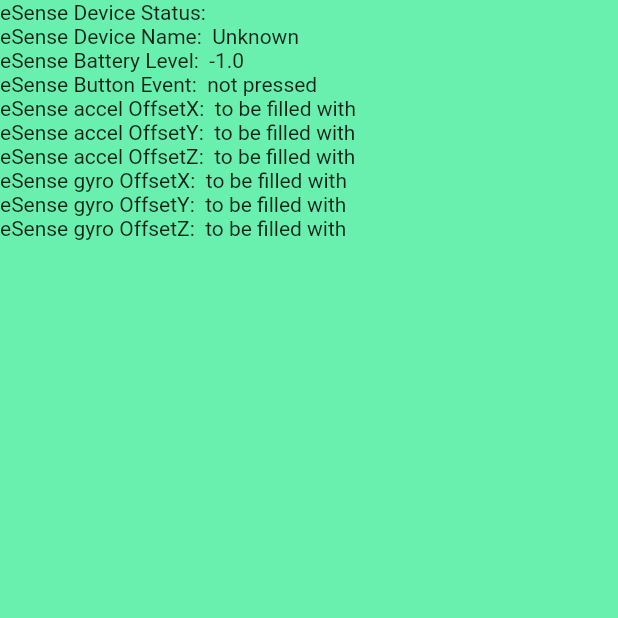
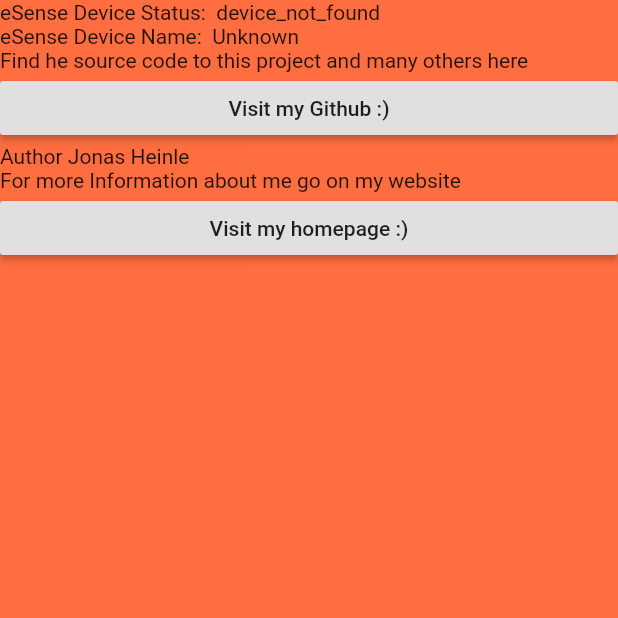
Before and after one commit to Kataglyphis/esense, a Flutter app: the Info screen opened directly with empty values, on a phone screen of 412 x 824 dp, the top half of it. Run offline on Flutter 3.47's test engine with Material 2 defaults, Android fonts, the phone set to English and light mode, and no system bars; our stand-ins replace assets_audio_player, event_bus, flutter_neumorphic; missing offline and left inert: esense_flutter.

Commit message:
finished fuers erste

```diff
--- a/epic_esense_app/lib/MyHomePage.dart
+++ b/epic_esense_app/lib/MyHomePage.dart
@@ -13,6 +13,8 @@
 import 'package:epic_esense_app/navigation_screens/head_gestures/turn_left.dart';
 import 'package:epic_esense_app/navigation_screens/head_gestures/turn_right.dart';
 import 'package:epic_esense_app/esense.dart';
+import 'package:epic_esense_app/navigation_screens/new_music_player.dart';
+import 'package:epic_esense_app/navigation_screens/MusicPlayerCanvas.dart';
 
 
 class MyHomePage extends StatefulWidget {
@@ -27,7 +29,7 @@
 class _MyHomePageState extends State<MyHomePage> {
 
   String eSenseName = 'eSense-0414';
-  MusicPlayer mp;
+  NewMusicPlayer mp;
   ESense esense;
   EventBus connectedBus;
   EventBus songChangedBus;
@@ -43,12 +45,15 @@
     return Scaffold(
       appBar: AppBar(
         title: Text(widget.title),
+        actions: <Widget>[
+          this.createGestureButton(context)
+        ],
       ),
       body:
         PageView(
         children: <Widget>[
-          mp,
-          Modi(),
+          MusicPlayerCanvas(eSense: esense,player: mp, connectedBus: connectedBus, ),
+          Modi(esense: esense),
           Info(esense),
         ],
         controller: _pageController,
@@ -73,13 +78,13 @@
         onTap: navigationTapped,
         currentIndex: _page,
       ),
-      floatingActionButtonLocation: FloatingActionButtonLocation.endTop,
+      //floatingActionButtonLocation: FloatingActionButtonLocation.endTop,
       floatingActionButton: new FloatingActionButton(
         // a floating button that starts/stops listening to sensor events.
         // is disabled until we're connected to the device.
-        onPressed: (this.state == "disconnected") ? this.connectESense : this.disconnectESense,
+        onPressed: (!ESenseManager.connected) ? this.connectESense : this.disconnectESense,
         tooltip: 'Listen to eSense sensors',
-        child: (this.state == "connected") ? Icon(Icons.play_arrow) : Icon(Icons.pause),
+        child: (this.state == 'disconnected') ? Icon(Icons.bluetooth_disabled) : Icon(Icons.bluetooth_connected),
       ),
     );
   }
@@ -104,13 +109,12 @@
   void initState() {
     super.initState();
     this.songChangedBus = new EventBus();
+    this.mp = NewMusicPlayer(songChangedBus: this.songChangedBus);
+    this.esense = new ESense();
     this.connectedBus = new EventBus();
-    this.esense = new ESense();
+
     this.state = 'disconnected';
     _pageController = PageController();
-    this.mp = MusicPlayer(esense: this.esense,connectedBus: this.connectedBus);
-
-    connectESense();
 
     this.songChangedBus.on()
         .listen((current) => setState(() {
@@ -130,8 +134,7 @@
   void dispose() {
     super.dispose();
     _pageController.dispose();
-    esense.stopListenToSensorEvents();
-    ESenseManager.disconnect();
+    //ESenseManager.disconnect();
   }
 
   void connectESense({String name = ''}) {
@@ -156,4 +159,29 @@
       });
     });
   }
+
+  Widget createGestureButton(BuildContext context) {
+    FlatButton button;
+    if (this.listeningToGestures == true) {
+      button = FlatButton(
+        onPressed: this.esense.stopListenToSensorEvents,
+        child: Container(
+          child: Icon(Icons.hearing, color: Colors.blue,),
+          color: Colors.white,
+
+        ),
+
+      );
+    } else if (this.listeningToGestures == false) {
+      button = FlatButton(
+        onPressed: this.esense.startListenToSensorEvents,
+        child: Icon(Icons.record_voice_over, color: Colors.white,),
+      );
+    }
+    Widget content = Visibility(
+      child: button,
+      visible: this.state == 'connected',
+    );
+    return content;
+  }
 }
--- a/epic_esense_app/lib/esense.dart
+++ b/epic_esense_app/lib/esense.dart
@@ -10,7 +10,7 @@
 
   String deviceName = 'Unknown';
   double voltage = -1;
-  String deviceStatus = '';
+  String deviceStatus = 'device_not_found';
   bool sampling = false;
   String eventString = '';
   String button = 'not pressed';
@@ -45,7 +45,7 @@
       }
       return false;
     });
-
+    this.deviceStatus = 'connected';
     ESenseManager.connect(eSenseName);
     return result;
   }
@@ -59,6 +59,7 @@
       }
       return false;
     });
+    this.deviceStatus = 'device_not_found';
     ESenseManager.disconnect();
     return result;
   }
@@ -75,7 +76,8 @@
     this.eventCheckers.add(observer);
   }
 
-  void startListenToSensorEvents() async {
+  //StreamSubscription subscription;
+  void startListenToSensorEvents() {
     this.listening = true;
     this.sensorEventBus.fire(new head_gesture_event_start());
     this.sensorSubscription = ESenseManager.sensorEvents.listen((event) {
@@ -86,9 +88,7 @@
           Timer(Duration(seconds: 2), () => this.checked = false);
         }
       }
-    });
-    //implementing a Moving Average Filter for more precise results
-    /*Queue queueX_accel = new Queue();
+      Queue queueX_accel = new Queue();
       Queue queueY_accel = new Queue();
       Queue queueZ_accel = new Queue();
       Queue queueX_gyro = new Queue();
@@ -96,7 +96,7 @@
       Queue queueZ_gyro = new Queue();
 
       // subscribe to sensor event from the eSense device
-    subscription = ESenseManager.sensorEvents.listen((event) {
+      //subscription = ESenseManager.sensorEvents.listen((event) {
       //print('SENSOR event: $event');
       if(queueX_accel.length <= 10) {
 
@@ -143,7 +143,9 @@
       }
       eventString = event.toString();
     });
-    sampling = true;*/
+    //implementing a Moving Average Filter for more precise results
+
+    //sampling = true;
 
   }
   void stopListenToSensorEvents() {
--- a/epic_esense_app/lib/navigation_screens/Modi.dart
+++ b/epic_esense_app/lib/navigation_screens/Modi.dart
@@ -1,10 +1,14 @@
 import 'package:flutter/material.dart';
 
 import 'package:epic_esense_app/navigation_screens/Modus.dart';
+import 'package:epic_esense_app/esense.dart';
 
 enum LastButtonPressed {VolumeModulator,Workout,None }
 
 class Modi extends StatelessWidget {
+
+  ESense esense;
+  Modi({this.esense});
 
   static const _modiNames = <String>[
     'Workout',
@@ -61,12 +65,13 @@
     }
 
     final listView = Container(
-      color: Colors.greenAccent,
+      color: (esense.deviceStatus == 'device_not_found') ? Colors.deepOrangeAccent : Colors.greenAccent,//Colors.greenAccent,
       padding: EdgeInsets.symmetric(horizontal: 8.0),
       child: _buildModiWidgets(modi),
     );
 
     return Scaffold(
+      backgroundColor: (esense.deviceStatus == 'device_not_found') ? Colors.redAccent : Colors.greenAccent,
       body: listView,
     );
 
--- a/epic_esense_app/lib/navigation_screens/MusicPlayer.dart
+++ b/epic_esense_app/lib/navigation_screens/MusicPlayer.dart
@@ -1,4 +1,5 @@
 import 'package:assets_audio_player/assets_audio_player.dart';
+import 'package:esense_flutter/esense.dart';
 import 'package:event_bus/event_bus.dart';
 import 'package:flutter/material.dart';
 import 'package:flutter_neumorphic/flutter_neumorphic.dart';
@@ -34,6 +35,7 @@
   List<gesture_observer> eventCheckers = new List();
   EventBus sensorEventBus = new EventBus();
   bool listeningToGestures = false;
+  bool changing = false;
 
   _MusicPlayerState({this.esense, this.connectedBus});
 
@@ -126,6 +128,30 @@
         .listen((_) => setState(() {
       listeningToGestures = false;
     }));
+
+    this.connectedBus.on().listen((event) {
+      if (event.type == ConnectionType.connected) {
+        _setupESense();
+      }
+    });
+  }
+
+  void _setupESense() {
+    this._registerSensorCheckers();
+    this._registerSensorListeners();
+    this.esense.registerButtonChangedHandler((event) {
+      print('called $event');
+      if (!this.changing && (event as ButtonEventChanged).pressed) {
+        if (this.esense.listening) {
+          print('stop listening');
+          this.esense.stopListenToSensorEvents();
+        } else {
+          this.esense.startListenToSensorEvents();
+        }
+        this.changing = true;
+        Timer(Duration(seconds: 1), () => this.changing = false);
+      }
+    });
   }
 
   @override
@@ -309,11 +335,11 @@
   }
 
   void _registerSensorListeners() {
-    /*sensorEventBus.on<TurnDown>()
-        .listen((event) => playOrPause());
+    sensorEventBus.on<TurnDown>()
+        .listen((event) => _assetsAudioPlayer.playOrPause());
     sensorEventBus.on<TurnLeft>()
-        .listen((event) => previous());
+        .listen((event) => _assetsAudioPlayer.previous());
     sensorEventBus.on<TurnRight>()
-        .listen((event) => next());*/
+        .listen((event) => _assetsAudioPlayer.next());
   }
 }
--- /dev/null
+++ b/epic_esense_app/lib/navigation_screens/MusicPlayerCanvas.dart
@@ -0,0 +1,87 @@
+import 'package:flutter/material.dart';
+import 'package:epic_esense_app/playerWidget.dart';
+import 'package:epic_esense_app/navigation_screens/new_music_player.dart';
+import 'package:event_bus/event_bus.dart';
+import 'package:epic_esense_app/esense.dart';
+
+
+/// This Widget is the main application widget.
+class MusicPlayerCanvas extends StatelessWidget {
+  static const String _title = 'Canvas';
+  NewMusicPlayer player;
+  EventBus connectedBus;
+  ESense eSense;
+  int currentSong = -1;
+
+  MusicPlayerCanvas({this.eSense, this.player,this.connectedBus, this.currentSong});
+
+  @override
+  Widget build(BuildContext context) {
+    return MyStatefulWidget(
+          eSense: this.eSense,
+          player: this.player,
+          connectedBus: this.connectedBus,
+          currentSong: this.currentSong
+    );
+  }
+}
+
+class MyStatefulWidget extends StatefulWidget {
+  //MyStatefulWidget({Key key}) : super(key: key);
+  final NewMusicPlayer player;
+  final EventBus connectedBus;
+  final ESense eSense;
+  int currentSong = 1;
+
+  MyStatefulWidget({this.eSense, this.player, this.connectedBus, this.currentSong});
+  @override
+  _MyStatefulWidgetState createState() => _MyStatefulWidgetState(
+      eSense: this.eSense,
+      player: this.player,
+      connectedBus: this.connectedBus,
+      currentSong: this.currentSong);
+
+}
+
+class _MyStatefulWidgetState extends State<MyStatefulWidget> {
+  final NewMusicPlayer player;
+  final EventBus connectedBus;
+  final ESense eSense;
+  int currentSong = -1;
+
+  _MyStatefulWidgetState({this.eSense, this.player, this.connectedBus, this.currentSong});
+
+  Widget build(BuildContext context) {
+    return Scaffold(
+      backgroundColor: (widget.eSense.deviceStatus == 'device_not_found') ? Colors.deepOrangeAccent : Colors.greenAccent,
+      body: Align(
+        alignment: Alignment.topLeft,
+        child: ListView.separated(
+          padding: const EdgeInsets.all(8),
+          itemCount: widget.player.songNames.length,
+          itemBuilder: (BuildContext context, int index) {
+            return InkWell(
+                onTap: () => widget.player.playSong(index),
+                child: Container(
+                  height: 30,
+                  child: Center(
+                      child: Text(
+                        '${widget.player.songNames[index]}',
+                        style: TextStyle(color: this.currentSong == index
+                            ? Colors.blue : Colors.black),
+                        maxLines: 1,
+                      )),
+                )
+            );
+          },
+          separatorBuilder: (BuildContext context, int index) => const Divider(),
+        ),
+      ),
+      bottomNavigationBar: PlayerWidget(
+      eSense: this.eSense,
+      connectedBus: this.connectedBus,
+      player: this.player
+      ),
+    );
+  }
+}
--- a/epic_esense_app/lib/navigation_screens/head_gestures/head_gesture.dart
+++ b/epic_esense_app/lib/navigation_screens/head_gestures/head_gesture.dart
@@ -1,3 +1,5 @@
+import 'dart:async';
+
 /**
  * create abstract class for a general head gesture for regulate music player
 */
@@ -18,6 +20,7 @@
   bool firstCheckPassed = false;
   SensorEvent lastEvent;
 
+  @override
   bool occured(SensorEvent new_event) {
 
     //first occuring event; wait for other to happening
@@ -30,9 +33,10 @@
 
     if(!firstCheckPassed && this.checkPreviousEvent(this.lastEvent, new_event)) {
       this.firstCheckPassed = true;
-      //Timer(Duration(milliseconds: 500), () {
-      //this.firstCheckPassed = false;
-      //});
+      Timer(Duration(milliseconds: 500), () {
+      this.firstCheckPassed = false;
+      });
+      occured = false;
     } else if (this.firstCheckPassed && this.checkNextEvent(this.lastEvent, new_event)) {
       this.firstCheckPassed = false;
       occured = true;
--- a/epic_esense_app/lib/navigation_screens/head_gestures/turn_down.dart
+++ b/epic_esense_app/lib/navigation_screens/head_gestures/turn_down.dart
@@ -7,16 +7,16 @@
 
   @override
   bool checkPreviousEvent(SensorEvent oldEvent, SensorEvent newEvent) {
-    return oldEvent.gyro[2] - newEvent.gyro[2] > 4000;
+    return oldEvent.gyro[2] - newEvent.gyro[2] < -4000;
   }
 
   @override
   bool checkNextEvent(SensorEvent oldEvent, SensorEvent newEvent) {
-    return oldEvent.gyro[2] - newEvent.gyro[2] < -6000;
+    return oldEvent.gyro[2] - newEvent.gyro[2] > 6000;
   }
 
-  @override TurnDown createEvent() {
-
+  @override
+  TurnDown createEvent() {
     return new TurnDown();
   }
 }
--- a/epic_esense_app/lib/navigation_screens/head_gestures/turn_left.dart
+++ b/epic_esense_app/lib/navigation_screens/head_gestures/turn_left.dart
@@ -15,8 +15,8 @@
     return oldEvent.gyro[1] - newEvent.gyro[1] > 6000;
   }
 
-  @override TurnLeft createEvent() {
-
+  @override
+  TurnLeft createEvent() {
     return new TurnLeft();
   }
 }
--- a/epic_esense_app/lib/navigation_screens/info.dart
+++ b/epic_esense_app/lib/navigation_screens/info.dart
@@ -1,4 +1,5 @@
 import 'package:flutter/material.dart';
+import 'package:url_launcher/url_launcher.dart';
 
 import '../esense.dart';
 
@@ -17,10 +18,16 @@
 
   class _MyInfoState extends State<Info> {
 
+    void new_data(){
+      setState(() {
+
+      });
+    }
+
   @override
   Widget build(BuildContext context) {
     return Scaffold(
-      backgroundColor: (widget.eSense.deviceStatus == 'device_not_found') ? Colors.redAccent : Colors.greenAccent,
+      backgroundColor: (widget.eSense.deviceStatus == 'device_not_found') ? Colors.deepOrangeAccent : Colors.greenAccent,
       body:
       Align(
         alignment: Alignment.topLeft,
@@ -28,17 +35,25 @@
           children: [
             Text('eSense Device Status: \t'+ widget.eSense.deviceStatus),
             Text('eSense Device Name: \t' + widget.eSense.deviceName),
-            Text('eSense Battery Level: \t' + widget.eSense.voltage.toString()),
-            Text('eSense Button Event: \t' + widget.eSense.button),
-            Text('eSense accel OffsetX: \t' + widget.eSense.accelX),
-            Text('eSense accel OffsetY: \t' + widget.eSense.accelY),
-            Text('eSense accel OffsetZ: \t' + widget.eSense.accelZ),
-            Text('eSense gyro OffsetX: \t' + widget.eSense.gyroX),
-            Text('eSense gyro OffsetY: \t' + widget.eSense.gyroY),
-            Text('eSense gyro OffsetZ: \t' + widget.eSense.gyroZ),
+            Text('Find he source code to this project and many others here'),
+            new RaisedButton(
+              onPressed: _launchGithub,
+              child: new Text('Visit my Github :)')),
+            Text('Author Jonas Heinle'),
+            Text('For more Information about me go on my website'),
+            new RaisedButton(
+                onPressed: _launchHomepage,
+                child: new Text('Visit my homepage :)')),
           ],
         ),
       ),
+      /*floatingActionButton: new FloatingActionButton(
+        // a floating button that starts/stops listening to sensor events.
+        // is disabled until we're connected to the device.
+        onPressed:  this.new_data,
+        tooltip: 'Refresh',
+        child: Icon(Icons.play_arrow),
+      ),*/
     );
   }
 
@@ -53,4 +68,22 @@
     super.dispose();
 
   }
+
+  _launchGithub() async {
+      const url = 'https://github.com/Kataglyphis';
+      if (await canLaunch(url)) {
+        await launch(url);
+      } else {
+        throw 'Could not launch $url';
+      }
+    }
+
+    _launchHomepage() async {
+      const url = 'https://jotrockenmitlocken.de/';
+      if (await canLaunch(url)) {
+        await launch(url);
+      } else {
+        throw 'Could not launch $url';
+      }
+    }
 }
--- /dev/null
+++ b/epic_esense_app/lib/navigation_screens/new_music_player.dart
@@ -0,0 +1,99 @@
+import 'package:assets_audio_player/assets_audio_player.dart';
+import 'package:event_bus/event_bus.dart';
+
+class NewMusicPlayer {
+  final String folderPath = 'assets/audios/Powerwolf/Blood_of_the_Saints/';
+  AssetsAudioPlayer player;
+  List<Audio> songs = [];
+  List<String> songNames = [];
+  int current = -1;
+  Stream<bool> isPlayingStream;
+  EventBus songChangedBus;
+
+  NewMusicPlayer({this.songChangedBus}) {
+    this.player = new AssetsAudioPlayer();
+    this.songNames = this._getSongNames();
+    this.songs = this._initializeSongs();
+    this.isPlayingStream = this.player.isPlaying;
+  }
+
+  List<String> _getSongNames() {
+    return [
+      '01 - Agnus Dei (Intro).mp3',
+      '02 - Sanctified with Dynamite.mp3',
+      '03 - We Drink Your Blood.mp3',
+      '04 - Murder at Midnight.mp3',
+      '05 - All We Need is Blood.mp3',
+      '07 - Son of a Wolf.mp3',
+      '08 - Night of the Werewolves.mp3',
+      '09 - Phanoton of the Funeral.mp3'
+//    Specify the names of the songs here
+//    e.g.:
+//      'my-song.mp3',
+//      'another-song.mp3'
+    ];
+  }
+
+  List<Audio> _initializeSongs() {
+    List<Audio> audios = [];
+    for(int i = 0; i < songNames.length; i++) {
+      audios.add(new Audio(folderPath+songNames[i]));
+    }
+
+    return audios;
+  }
+
+  void playOrPause() {
+    if (this.current == -1) {
+      this.selectSong(0);
+    }
+    this.player.playOrPause();
+  }
+
+  void next() {
+    int nextSong = (this.current + 1) % this.songs.length;
+    this.pauseIfPlaying();
+    this.selectSong(nextSong);
+    this.player.play();
+  }
+
+  void previous() {
+    int previousSong =
+        (this.current + this.songs.length - 1) % this.songs.length;
+    this.pauseIfPlaying();
+    this.selectSong(previousSong);
+    this.player.play();
+  }
+
+  void playSong(int songNumber) {
+    if (this.current != songNumber) {
+      this.pauseIfPlaying();
+      this.selectSong(songNumber);
+      this.player.play();
+    }
+  }
+
+  bool isPlaying() {
+    return !this.player.isPlaying.value;
+  }
+
+  String getSongTitle() {
+    if (current == -1) {
+      return '';
+    } else {
+      return this.songNames[current];
+    }
+  }
+
+  void pauseIfPlaying() {
+    if (this.isPlaying()) {
+      this.player.pause();
+    }
+  }
+
+  void selectSong(int number) {
+    this.current = number;
+    this.player.open(this.songs[number]);
+    this.songChangedBus.fire(number);
+  }
+}
--- /dev/null
+++ b/epic_esense_app/lib/playerWidget.dart
@@ -0,0 +1,132 @@
+import 'dart:async';
+
+import 'package:epic_esense_app/navigation_screens/head_gestures/turn_down.dart';
+import 'package:epic_esense_app/navigation_screens/head_gestures/turn_left.dart';
+import 'package:epic_esense_app/navigation_screens/head_gestures/turn_right.dart';
+import 'package:epic_esense_app/navigation_screens/head_gestures/turn_up.dart';
+import 'package:esense_flutter/esense.dart';
+import 'package:event_bus/event_bus.dart';
+import 'package:flutter/material.dart';
+
+import 'package:epic_esense_app/esense.dart';
+import 'package:epic_esense_app/navigation_screens/new_music_player.dart';
+
+class PlayerWidget extends StatefulWidget {
+
+  @override
+  State createState() => PlayerWidgetState(
+    eSense: this.eSense,
+    connectedBus: this.connectedBus,
+    player: this.player,
+  );
+
+  final ESense eSense;
+  final connectedBus;
+  final player;
+  PlayerWidget({this.eSense, this.connectedBus, this.player});
+}
+
+class PlayerWidgetState extends State<PlayerWidget> {
+  NewMusicPlayer player;
+  bool playing = false;
+  ESense eSense;
+  EventBus connectedBus;
+  bool changing = false;
+
+  PlayerWidgetState({this.eSense, this.connectedBus, this.player});
+
+  @override
+  void initState() {
+    super.initState();
+    this.player.isPlayingStream.listen(
+            (res) =>
+            setState(() {
+              playing = res;
+            })
+    );
+
+    this.connectedBus.on().listen((event) {
+      if (event.type == ConnectionType.connected) {
+        this._setupESense();
+      }
+    });
+  }
+
+  void _setupESense() {
+    this._registerSensorCheckers();
+    this._registerSensorListeners();
+    this.eSense.registerButtonChangedHandler((event) {
+      print('called $event');
+      if (!this.changing && (event as ButtonEventChanged).pressed) {
+        if (this.eSense.listening) {
+          print('stop listening');
+          this.eSense.stopListenToSensorEvents();
+          this.showSnackBar('Stopped listening to gestures');
+        } else {
+          this.eSense.startListenToSensorEvents();
+          this.showSnackBar('Started listening to gestures');
+        }
+        this.changing = true;
+        Timer(Duration(seconds: 1), () => this.changing = false);
+      }
+    });
+  }
+
+  void _registerSensorCheckers() {
+    this.eSense.registerSensorEventCheck(new TurnLeftObserver());
+    this.eSense.registerSensorEventCheck(new TurnDownObserver());
+    this.eSense.registerSensorEventCheck(new TurnRightObserver());
+  }
+
+  void _registerSensorListeners() {
+    this.eSense.sensorEventBus.on<TurnLeft>()
+        .listen((event) => this.player.next());
+    this.eSense.sensorEventBus.on<TurnRight>()
+        .listen((event) => this.player.previous());
+    this.eSense.sensorEventBus.on<TurnDown>()
+        .listen((event) => this.player.playOrPause());
+  }
+
+  void showSnackBar(String text) {
+    Scaffold.of(context).showSnackBar(SnackBar(
+      content: Text(text),
+    ));
+  }
+
+  @override
+  Widget build(BuildContext context) {
+    return Container(
+      height: 96,
+      child: Column(
+
+        mainAxisAlignment: MainAxisAlignment.center,
+        children: <Widget>[
+          Divider(),
+          Text(
+            this.player.getSongTitle(),
+            maxLines: 1,
+          ),
+          ButtonBar(
+            alignment: MainAxisAlignment.center,
+            children: <Widget>[
+              FlatButton(
+                onPressed: this.player.previous,
+                child: Icon(Icons.skip_previous),
+              ),
+              FlatButton(
+                onPressed: this.player.playOrPause,
+                child: this.playing
+                    ? Icon(Icons.pause)
+                    : Icon(Icons.play_arrow),
+              ),
+              FlatButton(
+                  onPressed: this.player.next,
+                  child: Icon(Icons.skip_next)
+              )
+            ],
+          ),
+        ],
+      ),
+    );
+  }
+}
--- a/epic_esense_app/pubspec.yaml
+++ b/epic_esense_app/pubspec.yaml
@@ -27,8 +27,9 @@
   cupertino_icons: ^0.1.2
   flutter_launcher_icons: ^0.7.4
   event_bus: ^1.1.0
-  audioplayers: ^0.15.1
+  audioplayers: ^0.13.5
   assets_audio_player: ^1.4.0
+  url_launcher: ^5.4.5
 
 dev_dependencies:
   flutter_test:
```
Also changed, not shown: epic_esense_app/pubspec.lock, 2 other files. Lines whose indentation alone changed are shown as unchanged.
